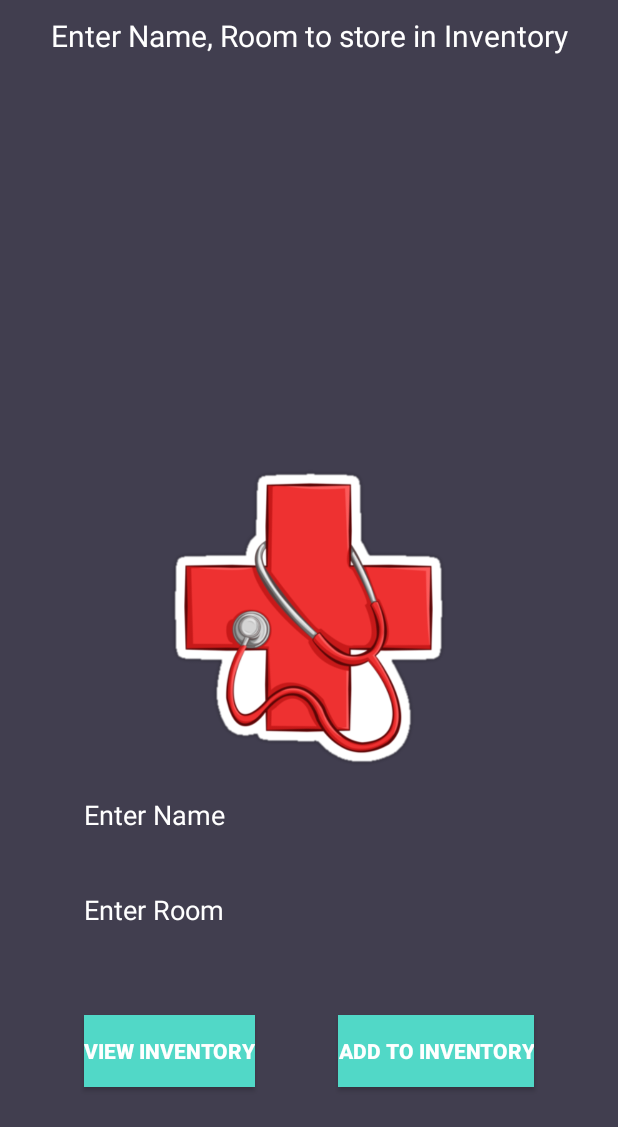
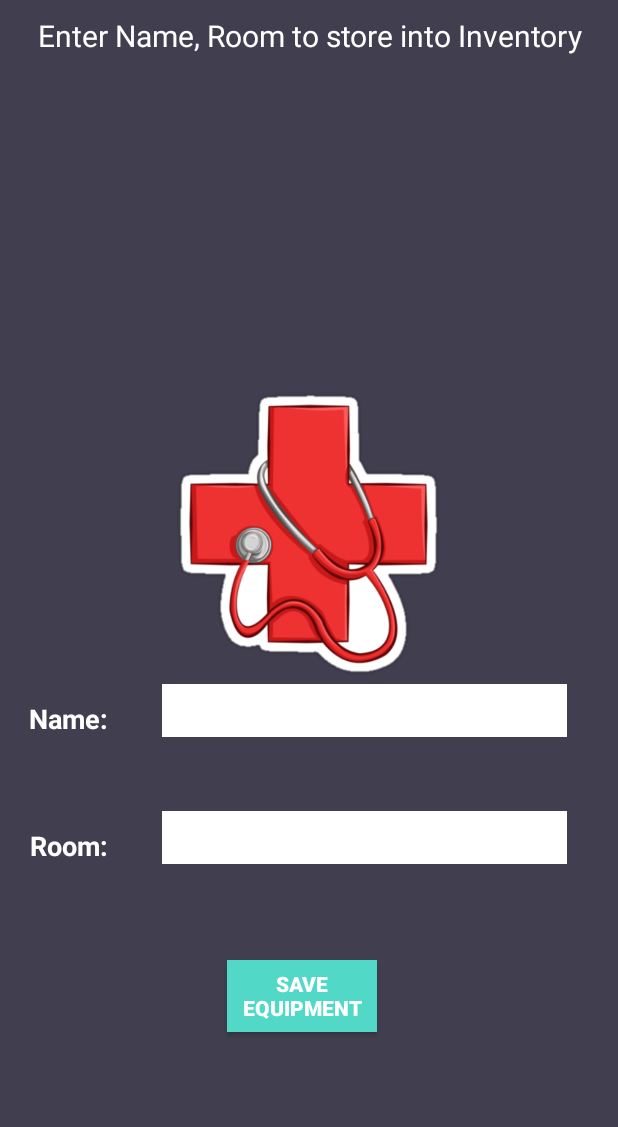
Before and after one commit to baramadalina/Android, an Android app: the InventoryMainActivity screen opened directly, with no data from a screen before it, on a phone screen of 412 x 824 dp. Shown: the top 1127 px of the screen. Run offline under Robolectric (Android 15) with nearby library versions, the phone set to English and light mode, and no system bars.

Commit message:
add separated button and page for create and update equipment *redirect after save equipment to see inventory page

```diff
--- a/app/src/main/java/com/androidtutorialshub/loginregister/activities/InventoryListActivity.java
+++ b/app/src/main/java/com/androidtutorialshub/loginregister/activities/InventoryListActivity.java
@@ -5,6 +5,7 @@ import android.os.Bundle;
 import android.support.v7.app.AppCompatActivity;
 import android.view.View;
 import android.widget.AdapterView;
+import android.widget.Button;
 import android.widget.ListView;
 
 import com.androidtutorialshub.loginregister.R;
@@ -18,6 +19,7 @@ import java.util.List;
 public class InventoryListActivity extends AppCompatActivity {
 
     private ListView listView;
+    private Button btnAddNew;
     private List<Equipment> inventoryList;
     private InventoryCustomAdapter customAdapter;
     private DatabaseHelper databaseHelper;
@@ -34,6 +36,7 @@ public class InventoryListActivity extends AppCompatActivity {
         inventoryList = sqlCommander.getAllEquipments();
         customAdapter = new InventoryCustomAdapter(this, inventoryList);
         listView.setAdapter(customAdapter);
+        btnAddNew = (Button) findViewById(R.id.btnAddNew);
 
         listView.setOnItemClickListener(new AdapterView.OnItemClickListener() {
             @Override
@@ -43,5 +46,13 @@ public class InventoryListActivity extends AppCompatActivity {
                 startActivity(intent);
             }
         });
+
+        btnAddNew.setOnClickListener(new View.OnClickListener() {
+            @Override
+            public void onClick(View v) {
+                Intent intent = new Intent(InventoryListActivity.this, InventoryMainActivity.class);
+                startActivity(intent);
+            }
+        });
     }
 }
--- a/app/src/main/java/com/androidtutorialshub/loginregister/activities/InventoryMainActivity.java
+++ b/app/src/main/java/com/androidtutorialshub/loginregister/activities/InventoryMainActivity.java
@@ -15,7 +15,7 @@ import com.androidtutorialshub.loginregister.sql.EquipmentSqlCommander;
 
 public class InventoryMainActivity extends AppCompatActivity {
 
-    private Button btnStore, btnGetall;
+    private Button btnStore;
     private EditText etname, etroom;
     private DatabaseHelper databaseHelper;
     private EquipmentSqlCommander sqlCommander;
@@ -30,7 +30,6 @@ public class InventoryMainActivity extends AppCompatActivity {
         sqlCommander = new EquipmentSqlCommander(databaseHelper);
 
         btnStore = (Button) findViewById(R.id.btnstore);
-        btnGetall = (Button) findViewById(R.id.btnget);
         etname = (EditText) findViewById(R.id.etname);
         etroom = (EditText) findViewById(R.id.etroom);
 
@@ -41,13 +40,8 @@ public class InventoryMainActivity extends AppCompatActivity {
                 etname.setText("");
                 etroom.setText("");
                 Toast.makeText(InventoryMainActivity.this, "Stored Successfully!", Toast.LENGTH_SHORT).show();
-            }
-        });
-
-        btnGetall.setOnClickListener(new View.OnClickListener() {
-            @Override
-            public void onClick(View v) {
                 Intent intent = new Intent(InventoryMainActivity.this, InventoryListActivity.class);
+                intent.addFlags(Intent.FLAG_ACTIVITY_CLEAR_TASK | Intent.FLAG_ACTIVITY_NEW_TASK);
                 startActivity(intent);
             }
         });
--- a/app/src/main/java/com/androidtutorialshub/loginregister/activities/InventoryUpdateDeleteActivity.java
+++ b/app/src/main/java/com/androidtutorialshub/loginregister/activities/InventoryUpdateDeleteActivity.java
@@ -37,7 +37,6 @@ public class InventoryUpdateDeleteActivity extends AppCompatActivity {
         etroom = (EditText) findViewById(R.id.etroom);
         btndelete = (Button) findViewById(R.id.btndelete);
         btnupdate = (Button) findViewById(R.id.btnupdate);
-
         etname.setText(equipment.getName());
         etroom.setText(equipment.getRoom());
 
@@ -45,8 +44,8 @@ public class InventoryUpdateDeleteActivity extends AppCompatActivity {
             @Override
             public void onClick(View v) {
                 sqlCommander.updateEquipment(new Equipment(equipment.getId(), etname.getText().toString(), etroom.getText().toString()));
-                Toast.makeText(InventoryUpdateDeleteActivity.this, "Add a new equipment!", Toast.LENGTH_SHORT).show();
-                Intent intent = new Intent(InventoryUpdateDeleteActivity.this, InventoryMainActivity.class);
+                Toast.makeText(InventoryUpdateDeleteActivity.this, "Update an existing equipment!", Toast.LENGTH_SHORT).show();
+                Intent intent = new Intent(InventoryUpdateDeleteActivity.this, InventoryListActivity.class);
                 intent.addFlags(Intent.FLAG_ACTIVITY_CLEAR_TASK | Intent.FLAG_ACTIVITY_NEW_TASK);
                 startActivity(intent);
             }
@@ -57,7 +56,7 @@ public class InventoryUpdateDeleteActivity extends AppCompatActivity {
             public void onClick(View v) {
                 sqlCommander.deleteEquipment(equipment);
                 Toast.makeText(InventoryUpdateDeleteActivity.this, "Deleted Successfully!", Toast.LENGTH_SHORT).show();
-                Intent intent = new Intent(InventoryUpdateDeleteActivity.this, InventoryMainActivity.class);
+                Intent intent = new Intent(InventoryUpdateDeleteActivity.this, InventoryListActivity.class);
                 intent.addFlags(Intent.FLAG_ACTIVITY_CLEAR_TASK | Intent.FLAG_ACTIVITY_NEW_TASK);
                 startActivity(intent);
             }
--- a/app/src/main/res/layout/activity_inventory_get_all.xml
+++ b/app/src/main/res/layout/activity_inventory_get_all.xml
@@ -6,6 +6,23 @@
     android:background="@color/colorAccent"
     android:orientation="vertical"
     tools:context="com.androidtutorialshub.loginregister.activities.InventoryListActivity">
+
+    <Button
+        android:id="@+id/btnAddNew"
+        android:layout_width="100dp"
+        android:layout_height="wrap_content"
+        android:layout_alignParentBottom="false"
+        android:layout_gravity="center"
+        android:layout_marginTop="10dp"
+        android:layout_marginEnd="-14dp"
+        android:layout_marginRight="-14dp"
+        android:layout_marginBottom="14dp"
+        android:layout_toStartOf="@+id/etroom"
+        android:layout_toLeftOf="@+id/etroom"
+        android:background="@color/colorTextHint"
+        android:elevation="0dp"
+        android:text="ADD a new EQUIPMENT"
+        android:textStyle="normal|bold" />
 
     <TextView
         android:layout_width="match_parent"
--- a/app/src/main/res/layout/activity_inventory_main.xml
+++ b/app/src/main/res/layout/activity_inventory_main.xml
@@ -9,84 +9,87 @@
     tools:context="com.androidtutorialshub.loginregister.activities.InventoryMainActivity">
 
     <TextView
+        android:id="@+id/up"
         android:layout_width="match_parent"
         android:layout_height="wrap_content"
+        android:layout_marginTop="10dp"
         android:gravity="center"
+        android:text="Enter Name, Room to store into Inventory"
         android:textColor="@color/colorAccent"
-        android:textSize="20sp"
-        android:layout_marginTop="10dp"
-        android:text="Enter Name, Room to store in Inventory" />
+        android:textSize="20sp" />
+
+    <TextView
+        android:text="Room:"
+        android:layout_width="wrap_content"
+        android:layout_height="wrap_content"
+        android:layout_alignBottom="@+id/etroom"
+        android:layout_alignParentLeft="true"
+        android:layout_alignParentStart="true"
+        android:layout_marginLeft="20dp"
+        android:layout_marginStart="20dp"
+        android:id="@+id/textView7"
+        android:textStyle="normal|bold"
+        android:textSize="18sp" />
+
+    <TextView
+        android:text="Name:"
+        android:layout_width="wrap_content"
+        android:layout_height="wrap_content"
+        android:layout_alignBottom="@+id/etname"
+        android:layout_alignRight="@+id/textView7"
+        android:layout_alignEnd="@+id/textView7"
+        android:id="@+id/textView8"
+        android:textStyle="normal|bold"
+        android:textSize="18sp" />
 
     <EditText
-        android:layout_width="300dp"
-        android:layout_height="40dp"
-        android:id="@+id/etroom"
-        android:background="@color/colorBackground"
-        android:hint="Enter Room"
-        android:maxLines="1"
-        android:textColor="@android:color/white"
-        android:layout_above="@+id/btnstore"
-        android:layout_centerHorizontal="true"
-        android:layout_marginBottom="50dp" /><![CDATA[
-
-    "
-        android:hint="Enter Name"
+        android:id="@+id/etname"
+        android:layout_width="270dp"
+        android:layout_height="35dp"
         android:layout_above="@+id/etroom"
-        android:layout_alignParentLeft="true"
-        android:layout_alignParentStart="true"
-        android:layout_marginBottom="27dp" />
-
-
-
-
-
-
-
-    ]]>
+        android:layout_alignParentEnd="true"
+        android:layout_alignParentRight="true"
+        android:layout_marginEnd="34dp"
+        android:layout_marginRight="34dp"
+        android:layout_marginBottom="49dp"
+        android:background="@color/colorAccent"
+        android:hint="Enter Name" />
 
     <EditText
-        android:layout_height="40dp"
-        android:id="@+id/etname"
-        android:background="@color/colorBackground"
-        android:maxLines="1"
-        android:textColor="@android:color/white"
-        android:layout_marginBottom="23dp"
-        android:hint="Enter Name"
-        android:layout_width="300dp"
-        android:layout_above="@+id/etroom"
+        android:id="@+id/etroom"
+        android:layout_width="270dp"
+        android:layout_height="35dp"
+        android:layout_above="@+id/btnstore"
+        android:layout_alignParentEnd="true"
+        android:layout_alignParentRight="true"
+        android:layout_marginEnd="34dp"
+        android:layout_marginRight="34dp"
+        android:layout_marginBottom="64dp"
+        android:background="@color/colorAccent"
+        android:hint="Enter Room" />
+
+    <Button
+        android:id="@+id/btnstore"
+        android:layout_width="100dp"
+        android:layout_height="wrap_content"
+        android:layout_alignParentBottom="true"
+        android:layout_gravity="center"
+        android:layout_marginEnd="-143dp"
+        android:layout_marginRight="-143dp"
+        android:layout_marginBottom="136dp"
+        android:layout_toStartOf="@+id/etroom"
+        android:layout_toLeftOf="@+id/etroom"
+        android:background="@color/colorTextHint"
+        android:elevation="0dp"
+        android:text="Save EQUIPMENT"
+        android:textStyle="normal|bold" />
+
+    <ImageView
+        android:layout_width="200dp"
+        app:srcCompat="@drawable/medical"
+        android:id="@+id/imageView4"
+        android:layout_height="200dp"
+        android:layout_above="@+id/etname"
         android:layout_centerHorizontal="true" />
 
-    <Button
-        android:layout_width="wrap_content"
-        android:layout_height="wrap_content"
-        android:id="@+id/btnget"
-        android:text="View inventory"
-        android:layout_marginBottom="99dp"
-        android:background="@color/colorPrimary"
-        android:textStyle="normal|bold"
-        android:layout_alignParentBottom="true"
-        android:layout_alignLeft="@+id/etroom"
-        android:layout_alignStart="@+id/etroom" />
-
-    <Button
-        android:layout_width="wrap_content"
-        android:layout_height="wrap_content"
-        android:id="@+id/btnstore"
-        android:text="Add to inventory"
-        android:background="@color/colorPrimary"
-        android:textStyle="normal|bold"
-        android:layout_alignBaseline="@+id/btnget"
-        android:layout_alignBottom="@+id/btnget"
-        android:layout_alignRight="@+id/etroom"
-        android:layout_alignEnd="@+id/etroom" />
-
-    <ImageView
-        app:srcCompat="@drawable/medical"
-        android:id="@+id/imageView2"
-        android:layout_above="@+id/etname"
-        android:layout_centerHorizontal="true"
-        android:layout_marginBottom="11dp"
-        android:layout_width="300dp"
-        android:layout_height="200dp" />
-
 </RelativeLayout>
--- a/app/src/main/res/layout/activity_inventory_update_delete.xml
+++ b/app/src/main/res/layout/activity_inventory_update_delete.xml
@@ -43,13 +43,24 @@
         android:layout_alignParentRight="true"
         android:layout_alignParentEnd="true" />
 
+    <EditText
+        android:id="@+id/etroom"
+        android:background="@color/colorAccent"
+        android:hint="Enter Room"
+        android:layout_width="270dp"
+        android:layout_marginBottom="58dp"
+        android:layout_height="35dp"
+        android:layout_above="@+id/btnupdate"
+        android:layout_alignParentRight="true"
+        android:layout_alignParentEnd="true" />
+
     <Button
         android:layout_width="100dp"
         android:layout_height="wrap_content"
         android:layout_gravity="center"
         android:id="@+id/btnupdate"
         android:background="@color/colorTextHint"
-        android:text="UPDATE/ADD EQUIPMENT"
+        android:text="UPDATE EQUIPMENT"
         android:elevation="0dp"
         android:textStyle="normal|bold"
         android:layout_marginBottom="142dp"
@@ -69,17 +80,6 @@
         android:layout_alignParentRight="true"
         android:layout_alignParentEnd="true" />
 
-    <EditText
-        android:id="@+id/etroom"
-        android:background="@color/colorAccent"
-        android:hint="Enter Room"
-        android:layout_width="270dp"
-        android:layout_marginBottom="58dp"
-        android:layout_height="35dp"
-        android:layout_above="@+id/btnupdate"
-        android:layout_alignParentRight="true"
-        android:layout_alignParentEnd="true" />
-
     <ImageView
         android:layout_width="200dp"
         app:srcCompat="@drawable/medical"
@@ -88,5 +88,4 @@
         android:layout_above="@+id/etname"
         android:layout_centerHorizontal="true" />
 
-
 </RelativeLayout>
```
